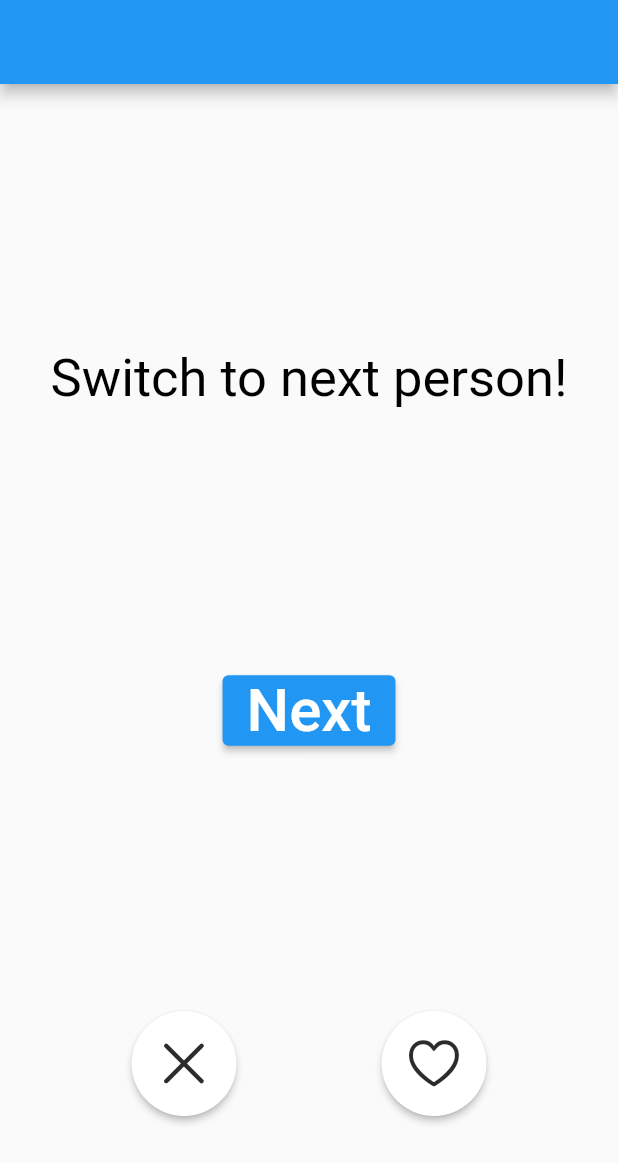
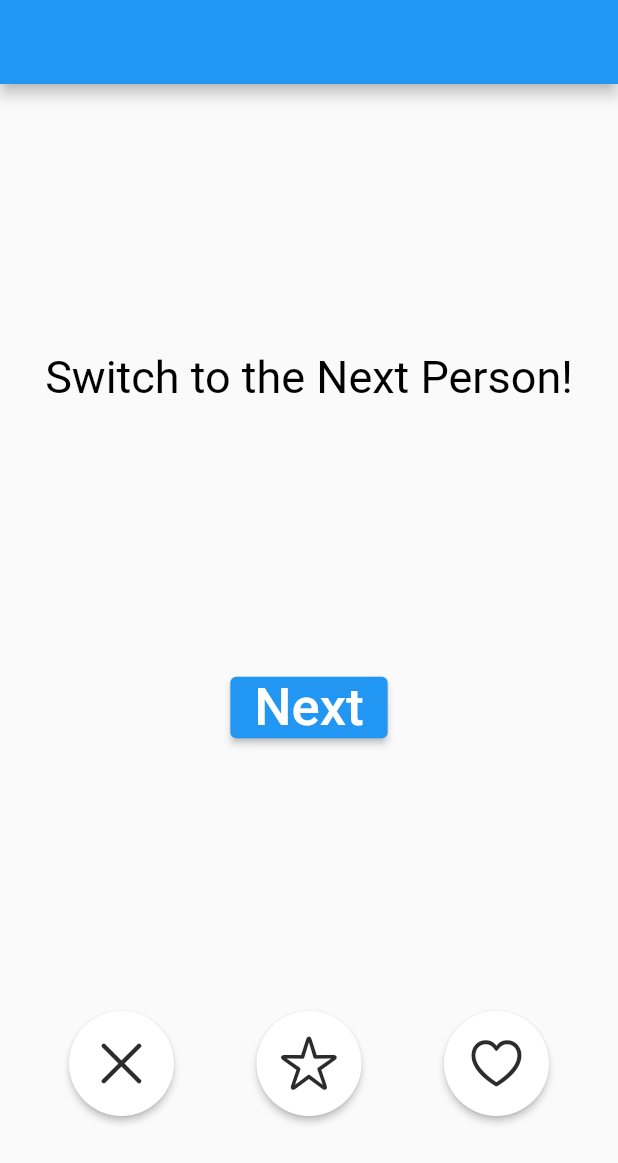
Before and after one commit to MatthewSzurkowski/TasteTwin, a Flutter app: the NextPersonPage screen opened directly with empty values, on a phone screen of 412 x 824 dp. Shown: the top 1163 px of the screen. Run offline on Flutter 3.47's test engine with Material 2 defaults, Android fonts, the light colour scheme and no system bars; our stand-ins replace custom_radio_grouped_button, firebase_core, firebase_database, flutter_riverpod, swipe_cards; accounts and stored records are empty.

Commit message:
visual fixed

```diff
--- a/taste_twin/lib/pages/nextPerson.dart
+++ b/taste_twin/lib/pages/nextPerson.dart
@@ -39,9 +39,9 @@ class _NextPersonPage extends State<NextPersonPage> {
                 child: Column(
                   mainAxisAlignment: MainAxisAlignment.spaceEvenly,
                   children: [
-                    const Text("Switch to next person!",
+                    const Text("Switch to the Next Person!",
                         style: TextStyle(
-                            fontSize: 35, color: Color.fromARGB(255, 0, 0, 0))),
+                            fontSize: 30, color: Color.fromARGB(255, 0, 0, 0))),
                     ElevatedButton(
                       onPressed: () {
                         notifier.decrementUsers();
@@ -56,7 +56,7 @@ class _NextPersonPage extends State<NextPersonPage> {
                       },
                       child: const Text("Next",
                           style: TextStyle(
-                              fontSize: 40,
+                              fontSize: 35,
                               color: Color.fromARGB(255, 255, 255, 255))),
                     )
                   ],
@@ -79,6 +79,15 @@ class _NextPersonPage extends State<NextPersonPage> {
                   fillColor: Colors.white,
                   padding: const EdgeInsets.all(15.0),
                   shape: const CircleBorder(),
+                  child: const Icon(CupertinoIcons.star,
+                      size: 40, color: Color.fromARGB(255, 44, 44, 44)),
+                ),
+                RawMaterialButton(
+                  onPressed: () {},
+                  elevation: 2.0,
+                  fillColor: Colors.white,
+                  padding: const EdgeInsets.all(15.0),
+                  shape: const CircleBorder(),
                   child: const Icon(CupertinoIcons.heart,
                       size: 40, color: Color.fromARGB(255, 44, 44, 44)),
                 ),
```
